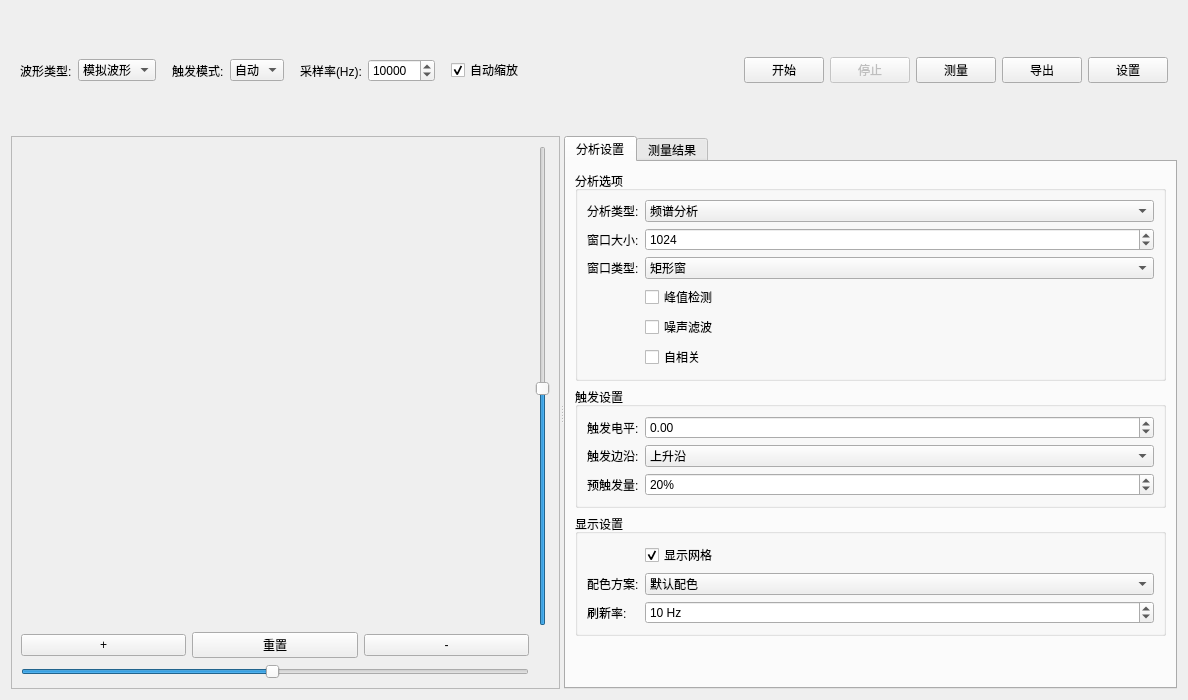
Old version of the form resource/WaveformAnalysis.ui in the repository gaolihu/CyFx3Kit.
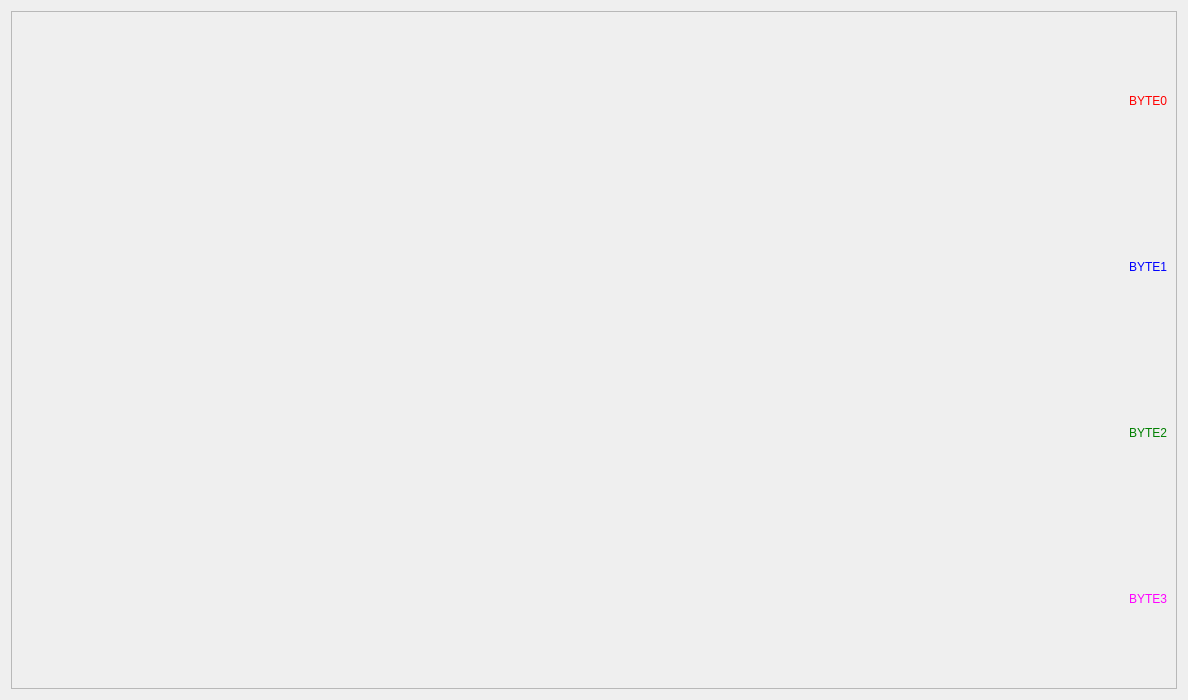
New version of the form.

Commit message: 1, Complete data access service, supply unified and     file / index access API; 2, Refactor video display & waveform analysis MVC & UI     architecture, simplifiy and optimized.

The edit to the form file:
```diff
--- a/resource/WaveformAnalysis.ui
+++ b/resource/WaveformAnalysis.ui
@@ -14,196 +14,8 @@
    <string>波形分析</string>
   </property>
   <layout class="QVBoxLayout" name="verticalLayout_main">
-   <item>
-    <widget class="QWidget" name="toolbarWidget" native="true">
-     <layout class="QHBoxLayout" name="horizontalLayout_toolbar">
-      <item>
-       <widget class="QLabel" name="typeLabel">
-        <property name="text">
-         <string>波形类型:</string>
-        </property>
-       </widget>
-      </item>
-      <item>
-       <widget class="QComboBox" name="m_waveformTypeCombo">
-        <item>
-         <property name="text">
-          <string>模拟波形</string>
-         </property>
-        </item>
-        <item>
-         <property name="text">
-          <string>数字波形</string>
-         </property>
-        </item>
-        <item>
-         <property name="text">
-          <string>混合波形</string>
-         </property>
-        </item>
-       </widget>
-      </item>
-      <item>
-       <spacer name="horizontalSpacer_1">
-        <property name="orientation">
-         <enum>Qt::Horizontal</enum>
-        </property>
-        <property name="sizeType">
-         <enum>QSizePolicy::Fixed</enum>
-        </property>
-        <property name="sizeHint" stdset="0">
-         <size>
-          <width>10</width>
-          <height>20</height>
-         </size>
-        </property>
-       </spacer>
-      </item>
-      <item>
-       <widget class="QLabel" name="triggerLabel">
-        <property name="text">
-         <string>触发模式:</string>
-        </property>
-       </widget>
-      </item>
-      <item>
-       <widget class="QComboBox" name="m_triggerModeCombo">
-        <item>
-         <property name="text">
-          <string>自动</string>
-         </property>
-        </item>
-        <item>
-         <property name="text">
-          <string>普通</string>
-         </property>
-        </item>
-        <item>
-         <property name="text">
-          <string>单次</string>
-         </property>
-        </item>
-       </widget>
-      </item>
-      <item>
-       <spacer name="horizontalSpacer_2">
-        <property name="orientation">
-         <enum>Qt::Horizontal</enum>
-        </property>
-        <property name="sizeType">
-         <enum>QSizePolicy::Fixed</enum>
-        </property>
-        <property name="sizeHint" stdset="0">
-         <size>
-          <width>10</width>
-          <height>20</height>
-         </size>
-        </property>
-       </spacer>
-      </item>
-      <item>
-       <widget class="QLabel" name="rateLabel">
-        <property name="text">
-         <string>采样率(Hz):</string>
-        </property>
-       </widget>
-      </item>
-      <item>
-       <widget class="QSpinBox" name="m_sampleRateSpin">
-        <property name="minimum">
-         <number>100</number>
-        </property>
-        <property name="maximum">
-         <number>1000000</number>
-        </property>
-        <property name="singleStep">
-         <number>1000</number>
-        </property>
-        <property name="value">
-         <number>10000</number>
-        </property>
-       </widget>
-      </item>
-      <item>
-       <spacer name="horizontalSpacer_3">
-        <property name="orientation">
-         <enum>Qt::Horizontal</enum>
-        </property>
-        <property name="sizeType">
-         <enum>QSizePolicy::Fixed</enum>
-        </property>
-        <property name="sizeHint" stdset="0">
-         <size>
-          <width>10</width>
-          <height>20</height>
-         </size>
-        </property>
-       </spacer>
-      </item>
-      <item>
-       <widget class="QCheckBox" name="m_autoscaleCheck">
-        <property name="text">
-         <string>自动缩放</string>
-        </property>
-        <property name="checked">
-         <bool>true</bool>
-        </property>
-       </widget>
-      </item>
-      <item>
-       <spacer name="horizontalSpacer_4">
-        <property name="orientation">
-         <enum>Qt::Horizontal</enum>
-        </property>
-        <property name="sizeHint" stdset="0">
-         <size>
-          <width>40</width>
-          <height>20</height>
-         </size>
-        </property>
-       </spacer>
-      </item>
-      <item>
-       <widget class="QPushButton" name="m_startButton">
-        <property name="text">
-         <string>开始</string>
-        </property>
-       </widget>
-      </item>
-      <item>
-       <widget class="QPushButton" name="m_stopButton">
-        <property name="enabled">
-         <bool>false</bool>
-        </property>
-        <property name="text">
-         <string>停止</string>
-        </property>
-       </widget>
-      </item>
-      <item>
-       <widget class="QPushButton" name="m_measureButton">
-        <property name="text">
-         <string>测量</string>
-        </property>
-       </widget>
-      </item>
-      <item>
-       <widget class="QPushButton" name="m_exportButton">
-        <property name="text">
-         <string>导出</string>
-        </property>
-       </widget>
-      </item>
-      <item>
-       <widget class="QPushButton" name="m_settingsButton">
-        <property name="text">
-         <string>设置</string>
-        </property>
-       </widget>
-      </item>
-     </layout>
-    </widget>
-   </item>
+   <!-- 工具栏部分保持不变 -->
+
    <item>
     <widget class="QSplitter" name="m_mainSplitter">
      <property name="orientation">
@@ -216,7 +28,7 @@
          <property name="minimumSize">
           <size>
            <width>400</width>
-           <height>300</height>
+           <height>400</height> <!-- 增加高度以容纳4个通道 -->
           </size>
          </property>
          <property name="frameShape">
@@ -226,413 +38,65 @@
           <enum>QFrame::Raised</enum>
          </property>
          <layout class="QGridLayout" name="chartLayout">
-          <item row="0" column="1">
-           <widget class="QSlider" name="m_verticalScaleSlider">
-            <property name="minimum">
-             <number>1</number>
+          <item row="0" column="0">
+           <widget class="QLabel" name="channel0Label">
+            <property name="text">
+             <string>BYTE0</string>
             </property>
-            <property name="maximum">
-             <number>100</number>
+            <property name="alignment">
+             <set>Qt::AlignRight|Qt::AlignVCenter</set>
             </property>
-            <property name="value">
-             <number>50</number>
-            </property>
-            <property name="orientation">
-             <enum>Qt::Vertical</enum>
+            <property name="styleSheet">
+             <string>color: red;</string>
             </property>
            </widget>
           </item>
           <item row="1" column="0">
-           <layout class="QHBoxLayout" name="zoomLayout">
-            <item>
-             <widget class="QPushButton" name="m_zoomInButton">
-              <property name="text">
-               <string>+</string>
-              </property>
-             </widget>
-            </item>
-            <item>
-             <widget class="QPushButton" name="m_zoomResetButton">
-              <property name="text">
-               <string>重置</string>
-              </property>
-             </widget>
-            </item>
-            <item>
-             <widget class="QPushButton" name="m_zoomOutButton">
-              <property name="text">
-               <string>-</string>
-              </property>
-             </widget>
-            </item>
-           </layout>
+           <widget class="QLabel" name="channel1Label">
+            <property name="text">
+             <string>BYTE1</string>
+            </property>
+            <property name="alignment">
+             <set>Qt::AlignRight|Qt::AlignVCenter</set>
+            </property>
+            <property name="styleSheet">
+             <string>color: blue;</string>
+            </property>
+           </widget>
           </item>
           <item row="2" column="0">
-           <widget class="QSlider" name="m_horizontalScaleSlider">
-            <property name="minimum">
-             <number>1</number>
+           <widget class="QLabel" name="channel2Label">
+            <property name="text">
+             <string>BYTE2</string>
             </property>
-            <property name="maximum">
-             <number>100</number>
+            <property name="alignment">
+             <set>Qt::AlignRight|Qt::AlignVCenter</set>
             </property>
-            <property name="value">
-             <number>50</number>
+            <property name="styleSheet">
+             <string>color: green;</string>
             </property>
-            <property name="orientation">
-             <enum>Qt::Horizontal</enum>
+           </widget>
+          </item>
+          <item row="3" column="0">
+           <widget class="QLabel" name="channel3Label">
+            <property name="text">
+             <string>BYTE3</string>
             </property>
+            <property name="alignment">
+             <set>Qt::AlignRight|Qt::AlignVCenter</set>
+            </property>
+            <property name="styleSheet">
+             <string>color: magenta;</string>
+            </property>
            </widget>
           </item>
+          <!-- 保留原有的缩放控制 -->
          </layout>
         </widget>
        </item>
       </layout>
      </widget>
-     <widget class="QTabWidget" name="m_rightTabWidget">
-      <property name="currentIndex">
-       <number>0</number>
-      </property>
-      <widget class="QWidget" name="m_analysisTab">
-       <attribute name="title">
-        <string>分析设置</string>
-       </attribute>
-       <layout class="QVBoxLayout" name="layout_analysis">
-        <item>
-         <widget class="QGroupBox" name="analysisGroupBox">
-          <property name="title">
-           <string>分析选项</string>
-          </property>
-          <layout class="QFormLayout" name="formLayout_analysis">
-           <item row="0" column="0">
-            <widget class="QLabel" name="analysisTypeLabel">
-             <property name="text">
-              <string>分析类型:</string>
-             </property>
-            </widget>
-           </item>
-           <item row="0" column="1">
-            <widget class="QComboBox" name="analysisTypeCombo">
-             <item>
-              <property name="text">
-               <string>频谱分析</string>
-              </property>
-             </item>
-             <item>
-              <property name="text">
-               <string>周期分析</string>
-              </property>
-             </item>
-             <item>
-              <property name="text">
-               <string>幅值分析</string>
-              </property>
-             </item>
-             <item>
-              <property name="text">
-               <string>噪声分析</string>
-              </property>
-             </item>
-            </widget>
-           </item>
-           <item row="1" column="0">
-            <widget class="QLabel" name="windowSizeLabel">
-             <property name="text">
-              <string>窗口大小:</string>
-             </property>
-            </widget>
-           </item>
-           <item row="1" column="1">
-            <widget class="QSpinBox" name="windowSizeSpin">
-             <property name="minimum">
-              <number>64</number>
-             </property>
-             <property name="maximum">
-              <number>8192</number>
-             </property>
-             <property name="singleStep">
-              <number>64</number>
-             </property>
-             <property name="value">
-              <number>1024</number>
-             </property>
-            </widget>
-           </item>
-           <item row="2" column="0">
-            <widget class="QLabel" name="windowTypeLabel">
-             <property name="text">
-              <string>窗口类型:</string>
-             </property>
-            </widget>
-           </item>
-           <item row="2" column="1">
-            <widget class="QComboBox" name="windowTypeCombo">
-             <item>
-              <property name="text">
-               <string>矩形窗</string>
-              </property>
-             </item>
-             <item>
-              <property name="text">
-               <string>汉宁窗</string>
-              </property>
-             </item>
-             <item>
-              <property name="text">
-               <string>汉明窗</string>
-              </property>
-             </item>
-             <item>
-              <property name="text">
-               <string>布莱克曼窗</string>
-              </property>
-             </item>
-            </widget>
-           </item>
-           <item row="3" column="1">
-            <widget class="QCheckBox" name="peakDetectCheck">
-             <property name="text">
-              <string>峰值检测</string>
-             </property>
-            </widget>
-           </item>
-           <item row="4" column="1">
-            <widget class="QCheckBox" name="noiseFilterCheck">
-             <property name="text">
-              <string>噪声滤波</string>
-             </property>
-            </widget>
-           </item>
-           <item row="5" column="1">
-            <widget class="QCheckBox" name="autoCorrelateCheck">
-             <property name="text">
-              <string>自相关</string>
-             </property>
-            </widget>
-           </item>
-          </layout>
-         </widget>
-        </item>
-        <item>
-         <widget class="QGroupBox" name="triggerGroupBox">
-          <property name="title">
-           <string>触发设置</string>
-          </property>
-          <layout class="QFormLayout" name="formLayout_trigger">
-           <item row="0" column="0">
-            <widget class="QLabel" name="triggerLevelLabel">
-             <property name="text">
-              <string>触发电平:</string>
-             </property>
-            </widget>
-           </item>
-           <item row="0" column="1">
-            <widget class="QDoubleSpinBox" name="triggerLevelSpin">
-             <property name="minimum">
-              <double>-10.000000000000000</double>
-             </property>
-             <property name="maximum">
-              <double>10.000000000000000</double>
-             </property>
-             <property name="singleStep">
-              <double>0.100000000000000</double>
-             </property>
-            </widget>
-           </item>
-           <item row="1" column="0">
-            <widget class="QLabel" name="triggerSlopeLabel">
-             <property name="text">
-              <string>触发边沿:</string>
-             </property>
-            </widget>
-           </item>
-           <item row="1" column="1">
-            <widget class="QComboBox" name="triggerSlopeCombo">
-             <item>
-              <property name="text">
-               <string>上升沿</string>
-              </property>
-             </item>
-             <item>
-              <property name="text">
-               <string>下降沿</string>
-              </property>
-             </item>
-             <item>
-              <property name="text">
-               <string>双向</string>
-              </property>
-             </item>
-            </widget>
-           </item>
-           <item row="2" column="0">
-            <widget class="QLabel" name="preTriggerLabel">
-             <property name="text">
-              <string>预触发量:</string>
-             </property>
-            </widget>
-           </item>
-           <item row="2" column="1">
-            <widget class="QSpinBox" name="preTriggerSpin">
-             <property name="suffix">
-              <string>%</string>
-             </property>
-             <property name="minimum">
-              <number>0</number>
-             </property>
-             <property name="maximum">
-              <number>100</number>
-             </property>
-             <property name="value">
-              <number>20</number>
-             </property>
-            </widget>
-           </item>
-          </layout>
-         </widget>
-        </item>
-        <item>
-         <widget class="QGroupBox" name="displayGroupBox">
-          <property name="title">
-           <string>显示设置</string>
-          </property>
-          <layout class="QFormLayout" name="formLayout_display">
-           <item row="0" column="1">
-            <widget class="QCheckBox" name="gridCheck">
-             <property name="text">
-              <string>显示网格</string>
-             </property>
-             <property name="checked">
-              <bool>true</bool>
-             </property>
-            </widget>
-           </item>
-           <item row="1" column="0">
-            <widget class="QLabel" name="colorThemeLabel">
-             <property name="text">
-              <string>配色方案:</string>
-             </property>
-            </widget>
-           </item>
-           <item row="1" column="1">
-            <widget class="QComboBox" name="colorThemeCombo">
-             <item>
-              <property name="text">
-               <string>默认配色</string>
-              </property>
-             </item>
-             <item>
-              <property name="text">
-               <string>暗黑主题</string>
-              </property>
-             </item>
-             <item>
-              <property name="text">
-               <string>高对比度</string>
-              </property>
-             </item>
-            </widget>
-           </item>
-           <item row="2" column="0">
-            <widget class="QLabel" name="refreshRateLabel">
-             <property name="text">
-              <string>刷新率:</string>
-             </property>
-            </widget>
-           </item>
-           <item row="2" column="1">
-            <widget class="QSpinBox" name="refreshRateSpin">
-             <property name="suffix">
-              <string> Hz</string>
-             </property>
-             <property name="minimum">
-              <number>1</number>
-             </property>
-             <property name="maximum">
-              <number>60</number>
-             </property>
-             <property name="value">
-              <number>10</number>
-             </property>
-            </widget>
-           </item>
-          </layout>
-         </widget>
-        </item>
-        <item>
-         <spacer name="verticalSpacer">
-          <property name="orientation">
-           <enum>Qt::Vertical</enum>
-          </property>
-          <property name="sizeHint" stdset="0">
-           <size>
-            <width>20</width>
-            <height>40</height>
-           </size>
-          </property>
-         </spacer>
-        </item>
-       </layout>
-      </widget>
-      <widget class="QWidget" name="m_measurementsTab">
-       <attribute name="title">
-        <string>测量结果</string>
-       </attribute>
-       <layout class="QVBoxLayout" name="layout_measurements">
-        <item>
-         <widget class="QTextEdit" name="m_resultsTextEdit">
-          <property name="font">
-           <font>
-            <family>Courier New</family>
-            <pointsize>10</pointsize>
-           </font>
-          </property>
-          <property name="readOnly">
-           <bool>true</bool>
-          </property>
-         </widget>
-        </item>
-        <item>
-         <layout class="QHBoxLayout" name="buttonLayout">
-          <item>
-           <widget class="QPushButton" name="frequencyBtn">
-            <property name="text">
-             <string>频率</string>
-            </property>
-           </widget>
-          </item>
-          <item>
-           <widget class="QPushButton" name="amplitudeBtn">
-            <property name="text">
-             <string>幅值</string>
-            </property>
-           </widget>
-          </item>
-          <item>
-           <widget class="QPushButton" name="periodBtn">
-            <property name="text">
-             <string>周期</string>
-            </property>
-           </widget>
-          </item>
-          <item>
-           <widget class="QPushButton" name="rmsBtn">
-            <property name="text">
-             <string>均方根</string>
-            </property>
-           </widget>
-          </item>
-          <item>
-           <widget class="QPushButton" name="statisticsBtn">
-            <property name="text">
-             <string>统计</string>
-            </property>
-           </widget>
-          </item>
-         </layout>
-        </item>
-       </layout>
-      </widget>
-     </widget>
+     <!-- 右侧设置面板保持不变 -->
     </widget>
    </item>
   </layout>
```
Left out of the diff: 2 changed lines with no effect on the pictures. The commit also changes 25 other files.
